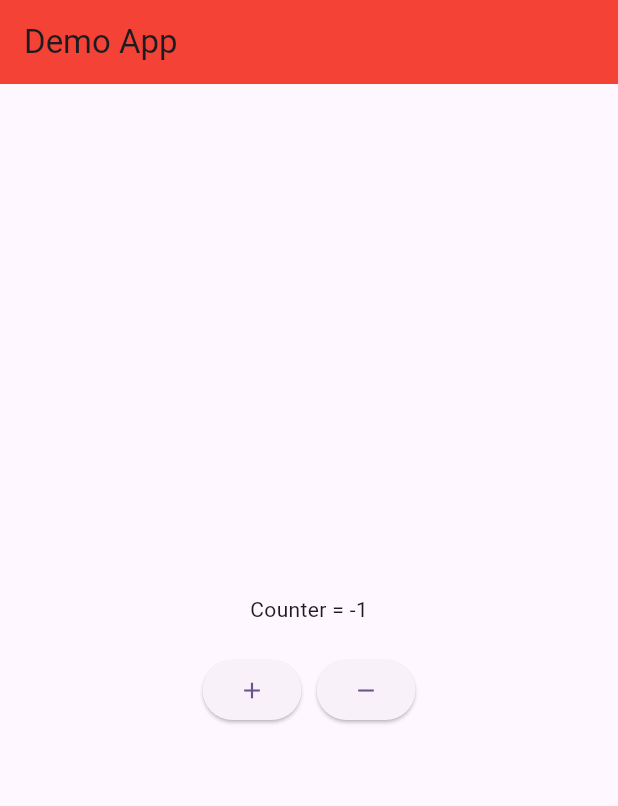
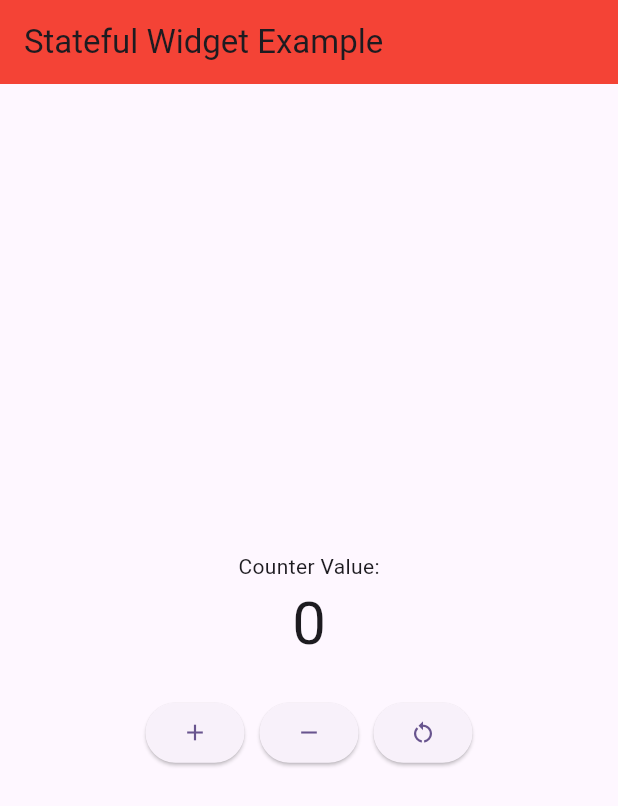
Before and after one commit to Danudeth/my_flutter_app, a Flutter app: the screen it shows after launch, after a tap on the "remove" icon, on a phone screen of 412 x 824 dp. Shown: the top 806 px of the screen. Run offline on Flutter 3.47's test engine with Material 3 defaults, Android fonts, the phone set to English and light mode, and no system bars.

Commit message:
add_remove_reset

```diff
--- /dev/null
+++ b/lib/Execise/ex_2.dart
@@ -0,0 +1,28 @@
+import 'package:flutter/material.dart';
+
+void main() {
+  runApp(const MyApp());
+}
+
+class MyApp extends StatelessWidget {
+  const MyApp({super.key});
+
+  // This widget is the root of your application.
+  @override
+  Widget build(BuildContext context) {
+    return MaterialApp(
+        title: 'Flutter Demo',
+        debugShowCheckedModeBanner: false,
+        theme: ThemeData(
+          colorScheme: ColorScheme.fromSeed(seedColor: Colors.deepPurple),
+          useMaterial3: true,
+        ),
+        home: Scaffold(
+          appBar: AppBar(
+            title: const Text('Grid Layout'),
+            backgroundColor: Colors.orange,
+          ),
+
+        ));
+  }
+}
--- a/lib/main.dart
+++ b/lib/main.dart
@@ -35,14 +35,15 @@ class _MyWidgetState extends State<MyWidget> {
   Widget build(BuildContext context) {
     return Scaffold(
       appBar: AppBar(
-        title: const Text('Demo App'),
+        title: const Text('Stateful Widget Example'),
         backgroundColor: Colors.red,
       ),
       body: Center(
         child: Column(
           mainAxisAlignment: MainAxisAlignment.center,
           children: [
-            Text("Counter = $counter"),
+            Text("Counter Value:"),
+            Text('$counter',style: TextStyle(fontSize: 40)),
             const SizedBox(height: 20),
             Row(
               mainAxisAlignment: MainAxisAlignment.center,
@@ -56,8 +57,15 @@ class _MyWidgetState extends State<MyWidget> {
                 ElevatedButton(onPressed: (){
                   setState(() {
                     counter--;
+                    if(counter<0) counter=0;
                   });
                 }, child: Icon(Icons.remove)),
+                SizedBox(width: 10),
+                ElevatedButton(onPressed: (){
+                  setState(() {
+                    counter=0;
+                  });
+                }, child: Icon(Icons.restart_alt)),
               ],
             )
           ],
```
